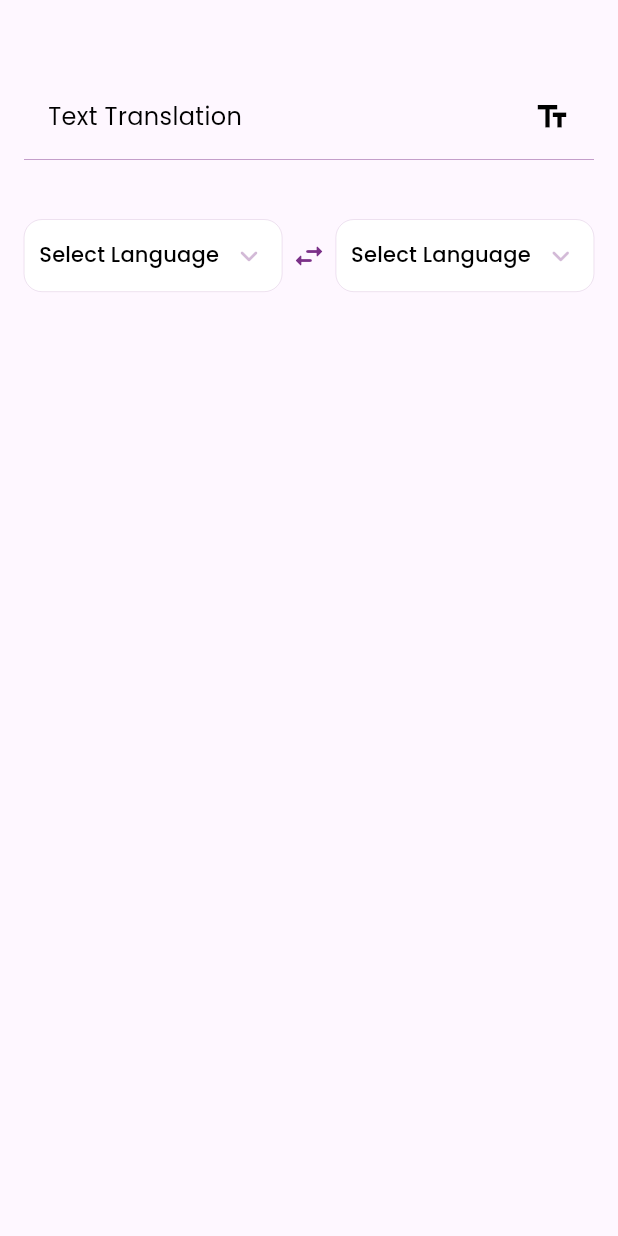
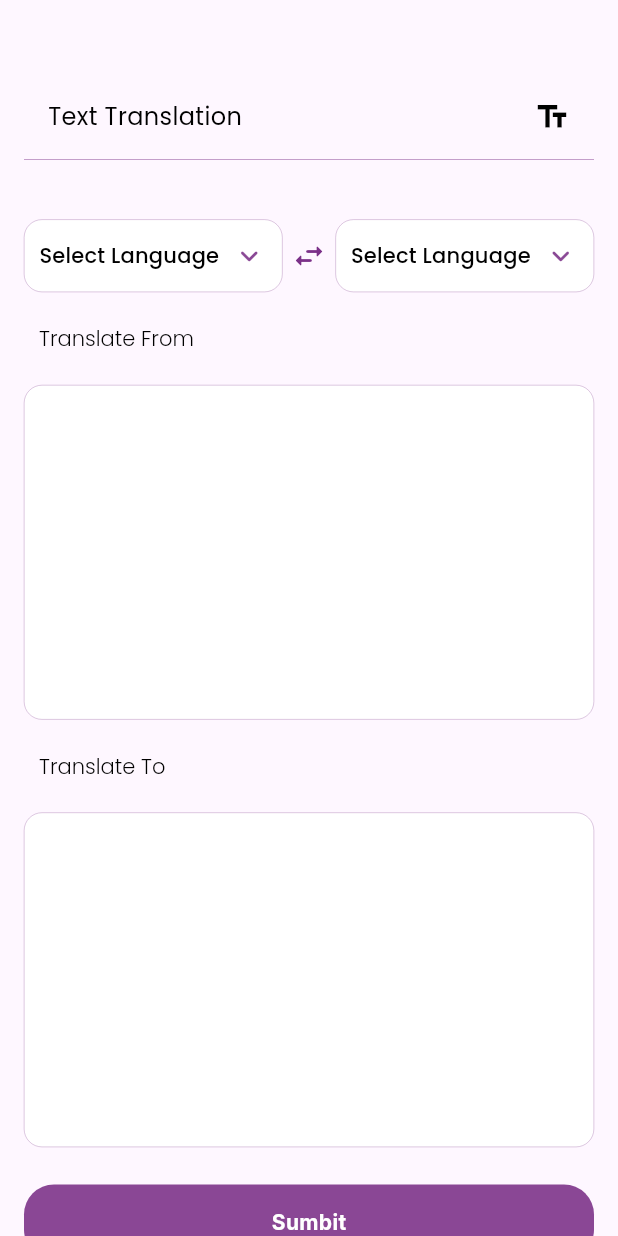
Before and after one commit to OMARX-MAHMOUD/translate_app, a Flutter app: the screen it shows after launch, after a tap on the "arrow forward" icon, on a phone screen of 412 x 824 dp. Run offline on Flutter 3.47's test engine with Material 3 defaults, Android fonts, the phone set to English and light mode, and no system bars; our stand-ins replace google_fonts.

Commit message:
finish the prompt ui and cteate abuttom widget

```diff
--- a/lib/screens/prompt_screen.dart
+++ b/lib/screens/prompt_screen.dart
@@ -1,6 +1,7 @@
 import 'package:flutter/material.dart';
 
 import 'package:google_fonts/google_fonts.dart';
+import 'package:translate_app/widgets/custombuttom.dart';
 import 'package:translate_app/widgets/language_dropdown.dart';
 
 class PromptScreen extends StatefulWidget {
@@ -86,7 +87,124 @@ class _PromptScreenState extends State<PromptScreen> {
                   LanguageDropdown(onLanguageChanged: _handlelanguageChangedTo),
                 ],
               ),
-            )
+            ),
+            // Padding around the selected language from
+            Padding(
+              padding: const EdgeInsets.only(top: 20.0, left: 10.0),
+
+              // The selected language from in a row
+              child: Row(
+                mainAxisAlignment: MainAxisAlignment.start,
+                children: [
+                  RichText(
+                    text: TextSpan(
+                      style: GoogleFonts.poppins(
+                        height: 1.6,
+                      ),
+                      children: <TextSpan>[
+                        TextSpan(
+                          text: 'Translate From ',
+                          style: GoogleFonts.poppins(
+                            fontSize: 14.0,
+                            fontWeight: FontWeight.w300,
+                            color: const Color(0xFF000000),
+                          ),
+                        ),
+                        if (selectCountryFrom != null)
+                          TextSpan(
+                            text: '$selectCountryFrom',
+                            style: GoogleFonts.poppins(
+                              fontSize: 14.0,
+                              fontWeight: FontWeight.bold,
+                              color: const Color(0xFF000000),
+                            ),
+                          ),
+                      ],
+                    ),
+                  ),
+                ],
+              ),
+            ),
+
+            // Padding around the container for translate from
+            Padding(
+              padding: const EdgeInsets.only(top: 20.0),
+
+              // Container for translate from
+              child: Container(
+                width: MediaQuery.of(context).size.width,
+                height: 223.0,
+                padding: const EdgeInsets.all(12.0),
+                decoration: BoxDecoration(
+                  borderRadius: BorderRadius.circular(12.0),
+                  color: const Color(0xFFFFFFFF),
+                  border: Border.all(
+                    color: const Color(0xFF6D1B7B).withOpacity(0.8),
+                    width: 0.2,
+                  ),
+                ),
+
+                // Translatefrom class here
+                // child: TranslateFrom(controller: controller),
+              ),
+            ),
+            // Padding around the selected language to
+            Padding(
+              padding: const EdgeInsets.only(top: 20.0, left: 10.0),
+
+              // The selected language from in a row
+              child: Row(
+                mainAxisAlignment: MainAxisAlignment.start,
+                children: [
+                  RichText(
+                    text: TextSpan(
+                      style: GoogleFonts.poppins(
+                        height: 1.6,
+                      ),
+                      children: <TextSpan>[
+                        TextSpan(
+                          text: 'Translate To ',
+                          style: GoogleFonts.poppins(
+                            fontSize: 14.0,
+                            fontWeight: FontWeight.w300,
+                            color: const Color(0xFF000000),
+                          ),
+                        ),
+                        if (selectCountryTo != null)
+                          TextSpan(
+                            text: '$selectCountryTo',
+                            style: GoogleFonts.poppins(
+                              fontSize: 14.0,
+                              fontWeight: FontWeight.bold,
+                              color: const Color(0xFF000000),
+                            ),
+                          ),
+                      ],
+                    ),
+                  ),
+                ],
+              ),
+            ),
+            // Padding around the container for translate To
+            Padding(
+              padding: const EdgeInsets.only(top: 20.0),
+
+              // Container for translate to
+              child: Container(
+                width: MediaQuery.of(context).size.width,
+                height: 223.0,
+                padding: const EdgeInsets.all(12.0),
+                decoration: BoxDecoration(
+                  borderRadius: BorderRadius.circular(12.0),
+                  color: const Color(0xFFFFFFFF),
+                  border: Border.all(
+                    color: const Color(0xFF6D1B7B).withOpacity(0.8),
+                    width: 0.2,
+                  ),
+                ),
+              ),
+            ),
+            CustomButtom(text: 'Sumbit')
           ],
         ),
       ),
--- a/lib/widgets/custombuttom.dart
+++ b/lib/widgets/custombuttom.dart
@@ -1,4 +1,5 @@
 import 'package:flutter/material.dart';
+import 'package:google_fonts/google_fonts.dart';
 
 // ignore: must_be_immutable
 class CustomButtom extends StatelessWidget {
@@ -7,16 +8,30 @@ class CustomButtom extends StatelessWidget {
   final String text;
   @override
   Widget build(BuildContext context) {
-    return GestureDetector(
+    return Padding(
+      padding: const EdgeInsets.only(top: 25.0),
+      child: GestureDetector(
         onTap: ontap,
+
+        // Container for submit button
         child: Container(
+          padding: const EdgeInsets.symmetric(vertical: 15.0),
           decoration: BoxDecoration(
-            color: Colors.white, borderRadius: BorderRadius.circular(8)),
-        width: double.infinity,
-        height: 60,
+            borderRadius: BorderRadius.circular(20.0),
+            color: const Color(0xFF6D1B7B).withOpacity(0.8),
+          ),
+
+          // Submit text centered
           child: Center(
+            // Submit text here
             child: Text(
               text,
+              style: GoogleFonts.inter(
+                fontSize: 14.0,
+                fontWeight: FontWeight.bold,
+                color: const Color(0xFFFFFFFF),
+              ),
+            ),
           ),
         ),
       ),
--- a/lib/widgets/language_dropdown.dart
+++ b/lib/widgets/language_dropdown.dart
@@ -34,7 +34,7 @@ class _LanguageDropdownState extends State<LanguageDropdown> {
         color: const Color(0xFFFFFFFF),
         border: Border.all(
           color: const Color(0xFF6D1B7B).withOpacity(0.8),
-          width: 0.1,
+          width: 0.2,
         ),
       ),
       child: DropdownButton<String>(
@@ -50,7 +50,7 @@ class _LanguageDropdownState extends State<LanguageDropdown> {
           padding: const EdgeInsets.only(left: 8.0),
           child: Icon(
             Icons.keyboard_arrow_down_rounded,
-            color: const Color(0xFF6D1B7B).withOpacity(0.3),
+            color: const Color(0xFF6D1B7B).withOpacity(0.8),
           ),
         ),
         underline: Container(
```
Lines whose indentation alone changed are shown as unchanged.
